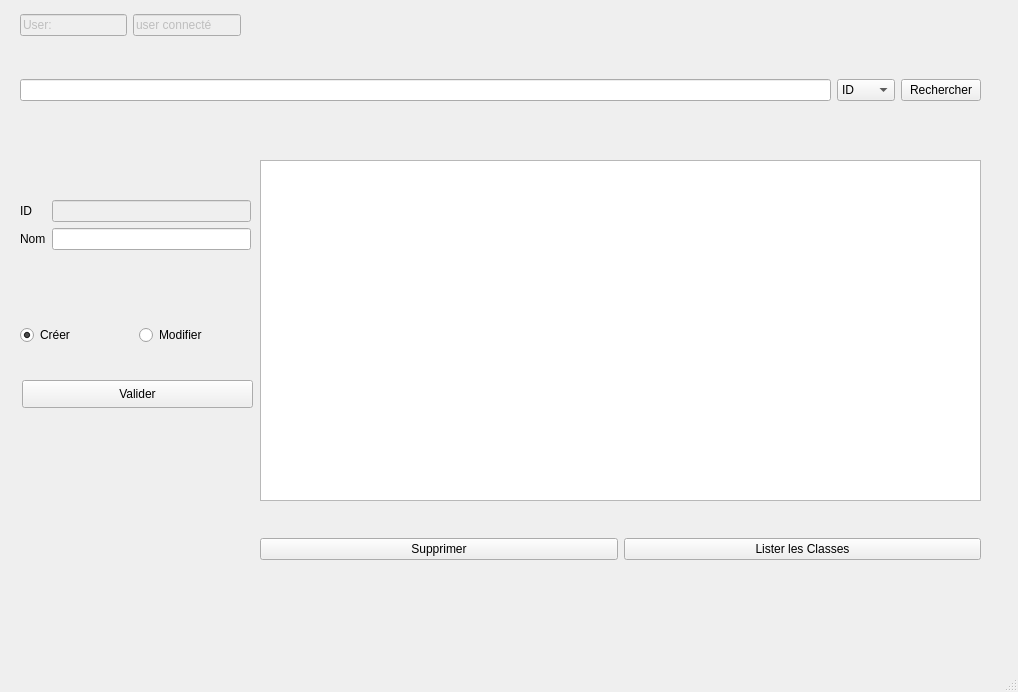
Above: uiclasse.ui from chafaatoumk/gestion-notes-Qt before the change. Below: the same form after it.
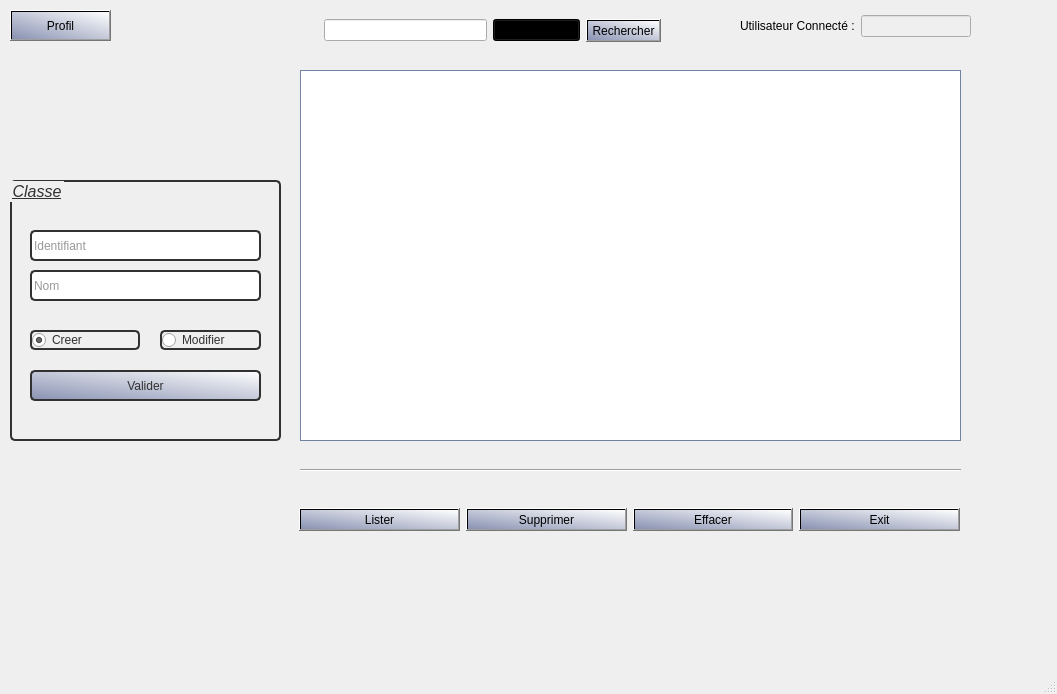
That is the form after the change.

Commit message: UIModule and UIClasse done

Patch:
```diff
--- a/uiclasse.ui
+++ b/uiclasse.ui
@@ -6,56 +6,91 @@
    <rect>
     <x>0</x>
     <y>0</y>
-    <width>1018</width>
-    <height>692</height>
+    <width>1057</width>
+    <height>694</height>
    </rect>
   </property>
   <property name="windowTitle">
    <string>MainWindow</string>
   </property>
   <widget class="QWidget" name="centralwidget">
-   <widget class="QPushButton" name="pushButtonValider">
+   <widget class="QWidget" name="widget" native="true">
     <property name="geometry">
      <rect>
-      <x>22</x>
-      <y>380</y>
-      <width>231</width>
-      <height>28</height>
+      <x>0</x>
+      <y>0</y>
+      <width>1051</width>
+      <height>641</height>
      </rect>
     </property>
-    <property name="text">
-     <string>Valider</string>
+    <property name="styleSheet">
+     <string notr="true"/>
     </property>
-   </widget>
-   <widget class="QWidget" name="horizontalLayoutWidget">
+    <widget class="QTableView" name="tableView">
     <property name="geometry">
      <rect>
-      <x>20</x>
+       <x>300</x>
       <y>70</y>
-      <width>961</width>
+       <width>661</width>
+       <height>371</height>
+      </rect>
+     </property>
+     <property name="styleSheet">
+      <string notr="true">border: 1px solid;
+border-color: rgb(112, 132, 162);</string>
+     </property>
+    </widget>
+    <widget class="QWidget" name="horizontalLayoutWidget_3">
+     <property name="geometry">
+      <rect>
+       <x>160</x>
+       <y>10</y>
+       <width>501</width>
       <height>41</height>
      </rect>
     </property>
-    <layout class="QHBoxLayout" name="horizontalLayout">
+     <layout class="QHBoxLayout" name="horizontalLayout_3">
      <item>
-      <widget class="QLineEdit" name="lineEdit"/>
+       <spacer name="horizontalSpacer_2">
+        <property name="orientation">
+         <enum>Qt::Horizontal</enum>
+        </property>
+        <property name="sizeHint" stdset="0">
+         <size>
+          <width>40</width>
+          <height>20</height>
+         </size>
+        </property>
+       </spacer>
      </item>
      <item>
-      <widget class="QComboBox" name="comboBoxRechercher">
+       <widget class="QLineEdit" name="lineEditRechercher"/>
+      </item>
        <item>
+       <widget class="QComboBox" name="comboBoxRechercherPar">
+        <property name="styleSheet">
+         <string notr="true">background-color: qlineargradient(spread:pad, x1:0, y1:1, x2:1, y2:0, stop:0 rgba(137, 146, 178, 255), stop:1 rgba(255, 255, 255, 255));</string>
+        </property>
+        <property name="currentIndex">
+         <number>0</number>
+        </property>
+        <item>
         <property name="text">
-         <string>ID</string>
+          <string>Id</string>
         </property>
        </item>
        <item>
         <property name="text">
-         <string>NOM</string>
+          <string>Username</string>
         </property>
        </item>
       </widget>
      </item>
      <item>
-      <widget class="QPushButton" name="pushButtonRechercher">
+       <widget class="QPushButton" name="pushButtonRechercherPar">
+        <property name="styleSheet">
+         <string notr="true">background-color: qlineargradient(spread:pad, x1:0, y1:1, x2:1, y2:0, stop:0 rgba(137, 146, 178, 255), stop:1 rgba(255, 255, 255, 255));</string>
+        </property>
        <property name="text">
         <string>Rechercher</string>
        </property>
@@ -63,138 +98,240 @@
      </item>
     </layout>
    </widget>
-   <widget class="QWidget" name="horizontalLayoutWidget_4">
+    <widget class="Line" name="line">
     <property name="geometry">
      <rect>
-      <x>260</x>
-      <y>519</y>
-      <width>721</width>
-      <height>61</height>
-     </rect>
-    </property>
-    <layout class="QHBoxLayout" name="horizontalLayout_4">
-     <item>
-      <widget class="QPushButton" name="pushButtonSupprimer">
-       <property name="text">
-        <string>Supprimer</string>
-       </property>
-      </widget>
-     </item>
-     <item>
-      <widget class="QPushButton" name="pushButtonListerClasses">
-       <property name="text">
-        <string>Lister les Classes</string>
-       </property>
-      </widget>
-     </item>
-    </layout>
-   </widget>
-   <widget class="QTableView" name="tableView">
+       <x>300</x>
+       <y>460</y>
+       <width>661</width>
+       <height>20</height>
+      </rect>
+     </property>
+     <property name="styleSheet">
+      <string notr="true">color: rgb(0, 0, 127);</string>
+     </property>
+     <property name="orientation">
+      <enum>Qt::Horizontal</enum>
+     </property>
+    </widget>
+    <widget class="QPushButton" name="pushButtonProfil">
     <property name="geometry">
      <rect>
-      <x>260</x>
-      <y>160</y>
-      <width>721</width>
-      <height>341</height>
-     </rect>
-    </property>
-   </widget>
-   <widget class="QWidget" name="formLayoutWidget">
+       <x>10</x>
+       <y>10</y>
+       <width>101</width>
+       <height>31</height>
+      </rect>
+     </property>
+     <property name="toolTip">
+      <string>Consulter mon profil ...</string>
+     </property>
+     <property name="styleSheet">
+      <string notr="true">background-color: qlineargradient(spread:pad, x1:0, y1:1, x2:1, y2:0, stop:0 rgba(137, 146, 178, 255), stop:1 rgba(255, 255, 255, 255));</string>
+     </property>
+     <property name="text">
+      <string>Profil</string>
+     </property>
+    </widget>
+    <widget class="QGroupBox" name="groupBox">
     <property name="geometry">
      <rect>
-      <x>20</x>
-      <y>200</y>
-      <width>231</width>
-      <height>71</height>
-     </rect>
-    </property>
-    <layout class="QFormLayout" name="formLayout">
-     <item row="0" column="0">
-      <widget class="QLabel" name="label">
-       <property name="text">
-        <string>ID</string>
-       </property>
-      </widget>
-     </item>
-     <item row="0" column="1">
+       <x>10</x>
+       <y>180</y>
+       <width>271</width>
+       <height>261</height>
+      </rect>
+     </property>
+     <property name="font">
+      <font>
+       <pointsize>12</pointsize>
+       <italic>true</italic>
+       <underline>true</underline>
+      </font>
+     </property>
+     <property name="styleSheet">
+      <string notr="true">border-radius: 5px;
+background-color: rgba(255, 255, 255, .0);
+border: 2px solid rgb(49, 49, 49);
+color: rgb(49, 49, 49);</string>
+     </property>
+     <property name="title">
+      <string>Classe</string>
+     </property>
       <widget class="QLineEdit" name="lineEditID">
        <property name="enabled">
         <bool>false</bool>
        </property>
-      </widget>
-     </item>
-     <item row="1" column="0">
-      <widget class="QLabel" name="label_2">
-       <property name="text">
+      <property name="geometry">
+       <rect>
+        <x>20</x>
+        <y>50</y>
+        <width>231</width>
+        <height>31</height>
+       </rect>
+      </property>
+      <property name="styleSheet">
+       <string notr="true">border-radius: 5px;
+background-color: rgba(255, 255, 255, .0);
+border: 2px solid rgb(49, 49, 49);
+color: rgb(49, 49, 49);</string>
+      </property>
+      <property name="placeholderText">
+       <string>Identifiant</string>
+      </property>
+     </widget>
+     <widget class="QLineEdit" name="lineEditNom">
+      <property name="geometry">
+       <rect>
+        <x>20</x>
+        <y>90</y>
+        <width>231</width>
+        <height>31</height>
+       </rect>
+      </property>
+      <property name="placeholderText">
         <string>Nom</string>
        </property>
       </widget>
-     </item>
-     <item row="1" column="1">
-      <widget class="QLineEdit" name="lineEditNom"/>
-     </item>
-    </layout>
-   </widget>
-   <widget class="QWidget" name="horizontalLayoutWidget_3">
+     <widget class="QRadioButton" name="radioButtonModifier">
     <property name="geometry">
      <rect>
-      <x>20</x>
-      <y>310</y>
-      <width>231</width>
-      <height>51</height>
-     </rect>
-    </property>
-    <layout class="QHBoxLayout" name="horizontalLayout_3">
-     <item>
+        <x>150</x>
+        <y>150</y>
+        <width>101</width>
+        <height>20</height>
+       </rect>
+      </property>
+      <property name="text">
+       <string>Modifier</string>
+      </property>
+     </widget>
       <widget class="QRadioButton" name="radioButtonCreer">
+      <property name="geometry">
+       <rect>
+        <x>20</x>
+        <y>150</y>
+        <width>110</width>
+        <height>20</height>
+       </rect>
+      </property>
        <property name="text">
-        <string>Créer</string>
+       <string>Creer</string>
        </property>
        <property name="checked">
         <bool>true</bool>
        </property>
       </widget>
-     </item>
-     <item>
-      <widget class="QRadioButton" name="radioButtonModifier">
-       <property name="text">
-        <string>Modifier</string>
-       </property>
-      </widget>
-     </item>
-    </layout>
-   </widget>
-   <widget class="QWidget" name="horizontalLayoutWidget_2">
+     <widget class="QPushButton" name="pushButtonValider">
     <property name="geometry">
      <rect>
       <x>20</x>
-      <y>10</y>
-      <width>221</width>
+        <y>190</y>
+        <width>231</width>
       <height>31</height>
      </rect>
     </property>
-    <layout class="QHBoxLayout" name="horizontalLayout_2">
+      <property name="cursor">
+       <cursorShape>PointingHandCursor</cursorShape>
+      </property>
+      <property name="styleSheet">
+       <string notr="true">background-color: qlineargradient(spread:pad, x1:0, y1:1, x2:1, y2:0, stop:0 rgba(137, 146, 178, 255), stop:1 rgba(255, 255, 255, 255));</string>
+      </property>
+      <property name="text">
+       <string>Valider</string>
+      </property>
+     </widget>
+    </widget>
+    <widget class="QWidget" name="horizontalLayoutWidget_4">
+     <property name="geometry">
+      <rect>
+       <x>740</x>
+       <y>10</y>
+       <width>231</width>
+       <height>32</height>
+      </rect>
+     </property>
+     <layout class="QHBoxLayout" name="horizontalLayout_4">
      <item>
-      <widget class="QLineEdit" name="lineEdit_4">
+       <widget class="QLabel" name="labelUtilisateurConnecteTitre">
+        <property name="text">
+         <string>Utilisateur Connecté :</string>
+        </property>
+       </widget>
+      </item>
+      <item>
+       <widget class="QLineEdit" name="lineEditUtilisateurConnecte">
        <property name="enabled">
         <bool>false</bool>
        </property>
+       </widget>
+      </item>
+     </layout>
+    </widget>
+    <widget class="QWidget" name="horizontalLayoutWidget">
+     <property name="geometry">
+      <rect>
+       <x>299</x>
+       <y>480</y>
+       <width>661</width>
+       <height>80</height>
+      </rect>
+     </property>
+     <layout class="QHBoxLayout" name="horizontalLayout">
+      <item>
+       <widget class="QPushButton" name="pushButtonLister">
+        <property name="cursor">
+         <cursorShape>PointingHandCursor</cursorShape>
+        </property>
+        <property name="styleSheet">
+         <string notr="true">background-color: qlineargradient(spread:pad, x1:0, y1:1, x2:1, y2:0, stop:0 rgba(137, 146, 178, 255), stop:1 rgba(255, 255, 255, 255));</string>
+        </property>
        <property name="text">
-        <string>User:</string>
+         <string>Lister</string>
        </property>
       </widget>
      </item>
      <item>
-      <widget class="QLineEdit" name="lineEdit_5">
-       <property name="enabled">
-        <bool>false</bool>
-       </property>
+       <widget class="QPushButton" name="pushButtonSupprimer">
+        <property name="cursor">
+         <cursorShape>PointingHandCursor</cursorShape>
+        </property>
+        <property name="styleSheet">
+         <string notr="true">background-color: qlineargradient(spread:pad, x1:0, y1:1, x2:1, y2:0, stop:0 rgba(137, 146, 178, 255), stop:1 rgba(255, 255, 255, 255));</string>
+        </property>
        <property name="text">
-        <string>user connecté</string>
+         <string>Supprimer</string>
        </property>
       </widget>
      </item>
-    </layout>
+      <item>
+       <widget class="QPushButton" name="pushButtonEffacer">
+        <property name="cursor">
+         <cursorShape>PointingHandCursor</cursorShape>
+        </property>
+        <property name="styleSheet">
+         <string notr="true">background-color: qlineargradient(spread:pad, x1:0, y1:1, x2:1, y2:0, stop:0 rgba(137, 146, 178, 255), stop:1 rgba(255, 255, 255, 255));</string>
+        </property>
+        <property name="text">
+         <string>Effacer</string>
+        </property>
+       </widget>
+      </item>
+      <item>
+       <widget class="QPushButton" name="pushButtonExit">
+        <property name="cursor">
+         <cursorShape>PointingHandCursor</cursorShape>
+        </property>
+        <property name="styleSheet">
+         <string notr="true">background-color: qlineargradient(spread:pad, x1:0, y1:1, x2:1, y2:0, stop:0 rgba(137, 146, 178, 255), stop:1 rgba(255, 255, 255, 255));</string>
+        </property>
+        <property name="text">
+         <string>Exit</string>
+        </property>
+       </widget>
+      </item>
+     </layout>
+    </widget>
    </widget>
   </widget>
   <widget class="QMenuBar" name="menubar">
@@ -202,7 +339,7 @@
     <rect>
      <x>0</x>
      <y>0</y>
-     <width>1018</width>
+     <width>1057</width>
      <height>26</height>
     </rect>
    </property>
```
Lines whose indentation alone changed are shown as unchanged. The commit also changes 23 other files.
